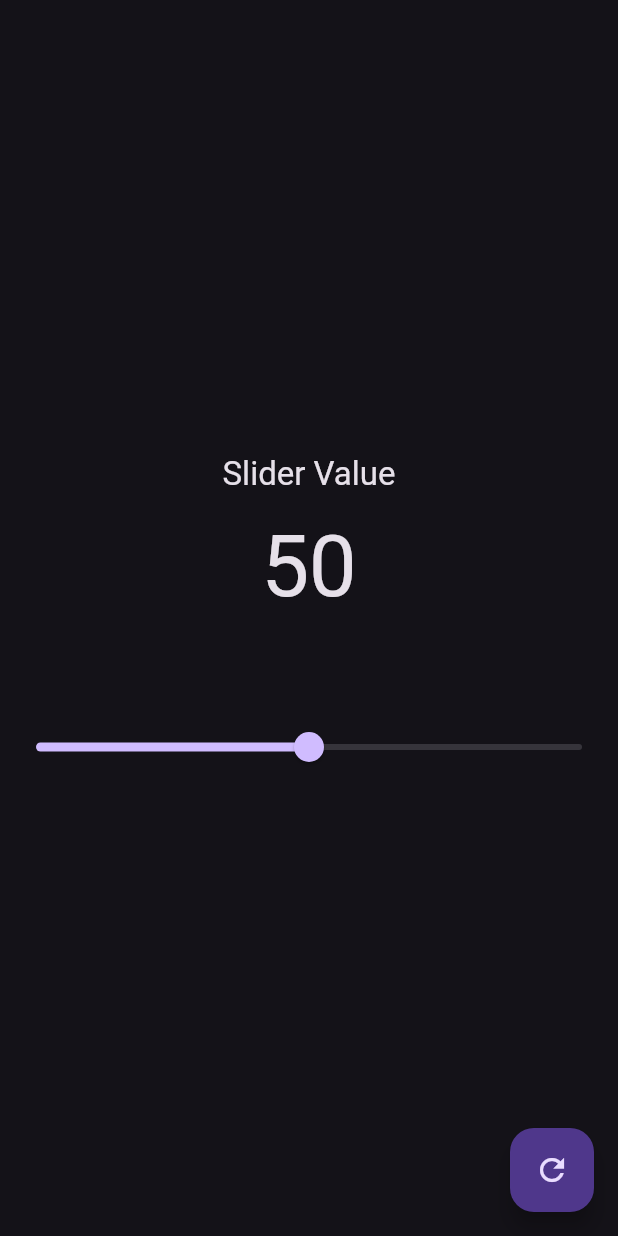
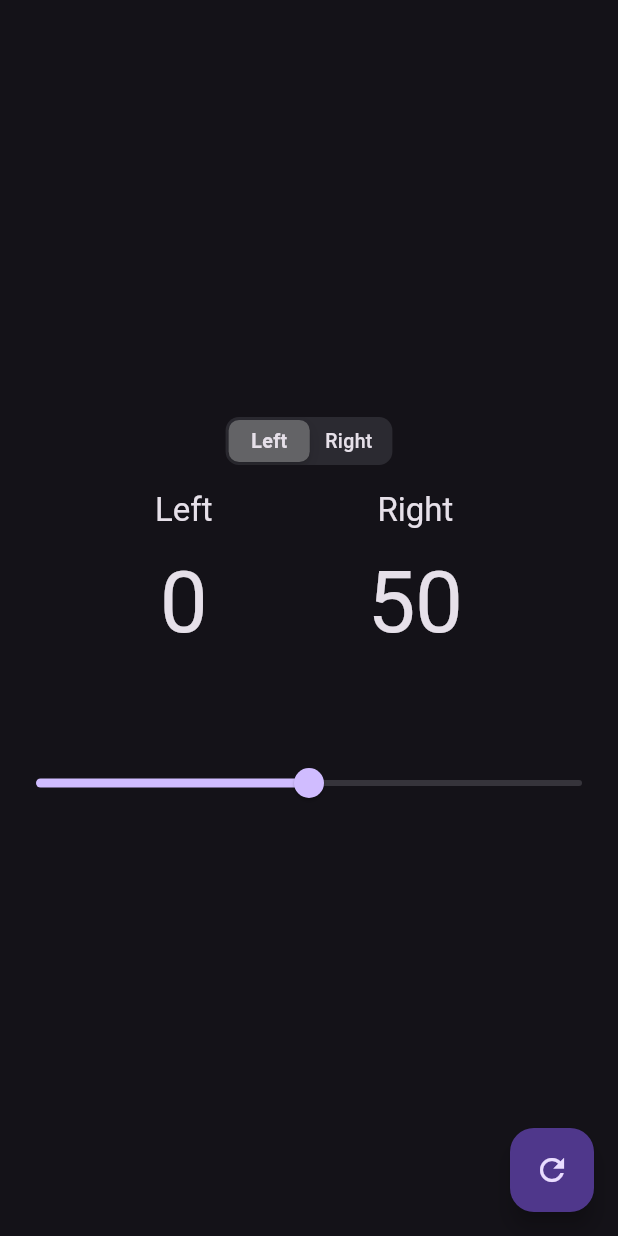
Before and after one commit to Anupdas/counter-app, a Flutter app: the screen it shows after launch, after a tap on the "refresh" icon, on a phone screen of 412 x 824 dp. Run offline on Flutter 3.47's test engine with Material 3 defaults, Android fonts, the phone set to English and light mode, and no system bars.

Commit message:
Added left and right controls and switch

```diff
--- a/lib/pages/slider/components/content.dart
+++ b/lib/pages/slider/components/left_content.dart
@@ -2,8 +2,8 @@ import 'package:counter_app/pages/slider/page.dart';
 import 'package:flutter/material.dart';
 import 'package:provider/provider.dart';
 
-class ContentView extends StatelessWidget {
-  const ContentView({super.key, this.value = 0.5});
+class LeftContentView extends StatelessWidget {
+  const LeftContentView({super.key, this.value = 0.5});
 
   final double value;
 
@@ -12,12 +12,14 @@ class ContentView extends StatelessWidget {
     return Column(
       children: [
         Text(
-          'Slider Value',
+          'Left',
           style: Theme.of(context).textTheme.titleLarge,
         ),
         Padding(
           padding: const EdgeInsets.only(top: 16.0),
-          child: Consumer<SliderState>(
+          child: Selector<SliderState, SliderState>(
+            shouldRebuild: (previous, next) => next.isLeft,
+            selector: (context, state) => state,
             builder: (context, state, _) => Text(
               '${(state.sliderValue * 100).round()}',
               style: Theme.of(context).textTheme.displayLarge,
--- /dev/null
+++ b/lib/pages/slider/components/right_content.dart
@@ -0,0 +1,32 @@
+import 'package:counter_app/pages/slider/page.dart';
+import 'package:flutter/material.dart';
+import 'package:provider/provider.dart';
+
+class RightContentView extends StatelessWidget {
+  const RightContentView({super.key, this.value = 0.5});
+
+  final double value;
+
+  @override
+  Widget build(BuildContext context) {
+    return Column(
+      children: [
+        Text(
+          'Right',
+          style: Theme.of(context).textTheme.titleLarge,
+        ),
+        Padding(
+          padding: const EdgeInsets.only(top: 16.0),
+          child: Selector<SliderState, SliderState>(
+            shouldRebuild: (previous, next) => next.isRight,
+            selector: (context, state) => state,
+            builder: (context, state, _) => Text(
+              '${(state.sliderValue * 100).round()}',
+              style: Theme.of(context).textTheme.displayLarge,
+            ),
+          ),
+        ),
+      ],
+    );
+  }
+}
--- a/lib/pages/slider/page.dart
+++ b/lib/pages/slider/page.dart
@@ -1,21 +1,29 @@
+import 'package:counter_app/pages/slider/components/right_content.dart';
+import 'package:flutter/cupertino.dart';
 import 'package:flutter/material.dart';
 import 'package:provider/provider.dart';
 
-import 'components/content.dart';
+import 'components/left_content.dart';
 import 'components/slider.dart';
 
 class SliderState with ChangeNotifier {
   double _sliderValue = 0.0;
-
   double get sliderValue => _sliderValue;
-
   void setSliderValue(double value) {
     _sliderValue = value;
     notifyListeners();
   }
 
   void reset() {
-    _sliderValue = 0.5;
+    _isLeft = false;
+    setSliderValue(0.5);
+  }
+
+  bool _isLeft = false;
+  bool get isLeft => _isLeft;
+  bool get isRight => !_isLeft;
+  void setLeftSelected(bool value) {
+    _isLeft = value;
     notifyListeners();
   }
 }
@@ -34,7 +42,28 @@ class HomePage extends StatelessWidget {
               child: Column(
                 mainAxisSize: MainAxisSize.min,
                 children: [
-                  ContentView(),
+                  CupertinoSlidingSegmentedControl<String>(
+                    groupValue: 'Left',
+                    onValueChanged: (value) {
+                      context.read<SliderState>().setLeftSelected(
+                        (value ?? '') == 'Left',
+                      );
+                    },
+                    children: {
+                      'Left': Text('Left'),
+                      'Right': Text('Right'),
+                    },
+                  ),
+
+                  SizedBox(height: 16),
+                  Row(
+                    mainAxisSize: MainAxisSize.max,
+                    mainAxisAlignment: MainAxisAlignment.spaceEvenly,
+                    children: [
+                      LeftContentView(),
+                      RightContentView(),
+                    ],
+                  ),
                   SizedBox(height: 64),
                   SliderView(),
                 ],
```
Also changed, not shown: 30 other files.
